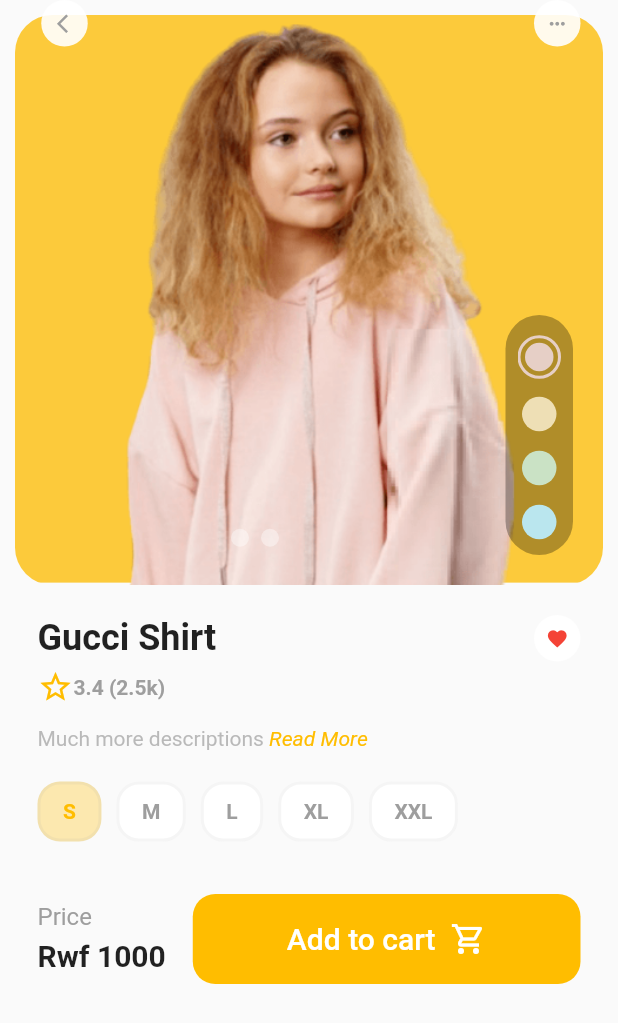
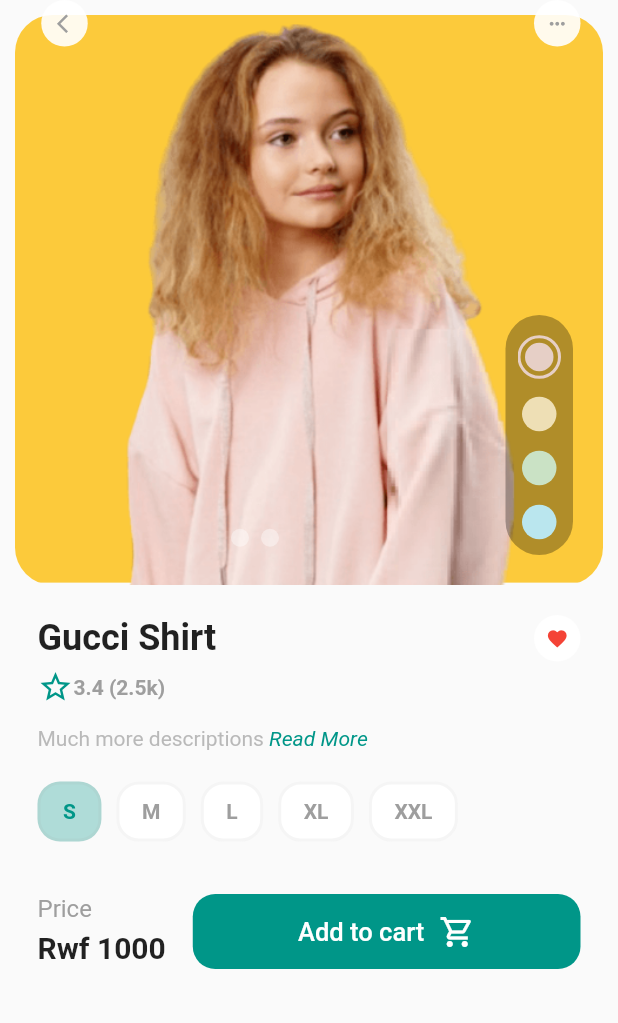
Before and after one commit to uyisaristide/jolivait_post_app, a Flutter app: the screen it shows after launch, after a tap on "Gucci Shirt", on a phone screen of 412 x 824 dp. Shown: the top 1023 px of the screen. Run offline on Flutter 3.47's test engine with Material 2 defaults, Android fonts, the phone set to English and light mode, and no system bars; drawn by our look-alikes of carousel_slider.

```diff
--- a/lib/Models/Products.dart
+++ b/lib/Models/Products.dart
@@ -3,6 +3,7 @@ class Products {
   String names;
   int price;
   int quantity;
+  String descriptions;
   List<String> details;
   String thumbnail;
 
@@ -11,45 +12,55 @@ class Products {
       required this.names,
       required this.price,
       required this.quantity,
+        required this.descriptions,
       required this.details,
       required this.thumbnail});
-  // factory Products.fromJson(Map<dynamic, dynamic> fromJson) => Products(
-  //     id: fromJson['id'],
-  //     names: fromJson['names'],
-  //     price: fromJson['price'],
-  //     quantity: fromJson['quantity'],
-  //     details: fromJson['details'],
-  //     thumbnail: fromJson['images']);
 
-  // Map<String, dynamic> toMap() {
-  //   return {
-  //     "id": id,
-  //     "names": names,
-  //     "price": price,
-  //     "quantity": quantity,
-  //     "details": details,
-  //     "thum": thumbnail,
-  //   };
-  // }
+  factory Products.fromJson(Map<dynamic, dynamic> fromJson) => Products(
+      id: fromJson['id'],
+      descriptions: fromJson['description'],
+      names: fromJson['names'],
+      price: fromJson['price'],
+      quantity: fromJson['quantity'],
+      details: fromJson['details'],
+      thumbnail: fromJson['images']
+  );
+
+  Map<String, dynamic> toMap() {
+    return {
+      "id": id,
+      "names": names,
+      "price": price,
+      "descriptions":descriptions,
+      "quantity": quantity,
+      "details": details,
+      "thum": thumbnail,
+    };
+  }
 
   static List<Products> generateItems() {
     return [
+
       Products(
           id: 1000,
           names: 'Gucci Shirt',
           price: 1000,
+          descriptions: "hardcoded strings",
           quantity: 240,
           details: ["assets/images/arrival1.png", "assets/images/best1.png"],
           thumbnail: "assets/images/arrival1.png"
       ),
+
       Products(
           id: 1100,
           names: 'T chirt, Polo',
           price: 12300,
+          descriptions: "Hardcoded strings",
           quantity: 53,
           details: ["assets/images/arrival2.png", "assets/images/detail2.png"],
           thumbnail: "assets/images/arrival2.png"
       ),
+
     ];
   }
 }
--- a/lib/NavScreens.dart
+++ b/lib/NavScreens.dart
@@ -10,18 +10,16 @@ class NavigationScreens extends StatefulWidget {
 
 class _NavigationScreensState extends State<NavigationScreens> {
   int currentIndex = 0;
-  final bottomList = ["home", "menu", "heart", "user"];
+  final bottomList = ["home", "menu", "user"];
   final screens = [
     const HomePage(),
     const MenuScreen(),
     const ProfileScreen(),
   ];
+
   @override
   Widget build(BuildContext context) {
     return Scaffold(
-      backgroundColor: Theme
-          .of(context)
-          .primaryColor,
       body: screens[currentIndex],
       bottomNavigationBar: BottomNavigationBar(
           currentIndex: currentIndex,
@@ -30,15 +28,15 @@ class _NavigationScreensState extends State<NavigationScreens> {
               currentIndex = index;
             });
           },
+          selectedItemColor: Theme.of(context).primaryColor,
           showUnselectedLabels: false,
           showSelectedLabels: false,
-        type:BottomNavigationBarType.fixed,
-        items: bottomList
-            .map((e) =>
-            BottomNavigationBarItem(
-                icon: Image.asset("assets/icons/$e.png", width: 25,), label: e))
-            .toList(),
-      ),
+          type: BottomNavigationBarType.fixed,
+          items: const [
+            BottomNavigationBarItem(icon: Icon(Icons.home), label: "Home"),
+            BottomNavigationBarItem(icon: Icon(Icons.menu), label: "Menu"),
+            BottomNavigationBarItem(icon: Icon(Icons.person), label: "Profile"),
+          ]),
     );
   }
 }
--- a/lib/Screens/Details/Widget/AddCart.dart
+++ b/lib/Screens/Details/Widget/AddCart.dart
@@ -32,7 +32,7 @@ class AddToCart extends StatelessWidget {
           ),
           Expanded(
             child: Container(
-              height: 60,
+              height: 50,
               child: ElevatedButton(
                   style: ElevatedButton.styleFrom(
                       shape: RoundedRectangleBorder(
@@ -47,7 +47,7 @@ class AddToCart extends StatelessWidget {
                       Text(
                         "Add to cart",
                         style: TextStyle(
-                          fontSize: 20.0,
+                          fontSize: 17.0,
                         ),
                       ),
                       SizedBox(width: 10.0,),
--- a/lib/Screens/Details/Widget/SizeList.dart
+++ b/lib/Screens/Details/Widget/SizeList.dart
@@ -7,7 +7,7 @@ class SizedList extends StatefulWidget {
 
 class _SizedListState extends State<SizedList> {
   final List<String> sizedList = ['S', 'M', 'L', 'XL', 'XXL'];
-  final int currentSelected = 0;
+  int currentSelected = 0;
 
   @override
   Widget build(BuildContext context) {
@@ -17,19 +17,23 @@ class _SizedListState extends State<SizedList> {
       child: ListView.separated(
           scrollDirection: Axis.horizontal,
           itemBuilder: (context, index) => GestureDetector(
-                onTap: () => setState(() {
-                  currentSelected == index;
-                }),
+                onTap: (){
+                  // print("Seleted $index");
+                  setState(() {
+                    currentSelected = index;
+                  });
+                },
                 child: Container(
                   padding:
                       const EdgeInsets.symmetric(horizontal: 15, vertical: 10),
                   decoration: BoxDecoration(
                       color: currentSelected == index
-                          ? Theme.of(context).primaryColor.withOpacity(0.3)
+                          ? Theme.of(context).accentColor.withOpacity(0.3)
                           : Colors.white,
                       borderRadius: BorderRadius.circular(15.0),
                       border: Border.all(
                           color: Colors.grey.withOpacity(0.1), width: 2)),
+                  child: Container(
                     child: Text(
                       sizedList[index],
                       style: TextStyle(
@@ -37,6 +41,7 @@ class _SizedListState extends State<SizedList> {
                               ? Theme.of(context).primaryColor
                               : Colors.grey,
                           fontWeight: FontWeight.bold),
+                    ),
                   ),
                 ),
 
--- a/lib/Screens/Home/Widgets/Search.dart
+++ b/lib/Screens/Home/Widgets/Search.dart
@@ -47,13 +47,13 @@ class SearchBar extends StatelessWidget {
         Row(
           children: suggestionsList
               .map((e) => Container(
-                    padding: const EdgeInsets.all(10.0),
+                    padding: const EdgeInsets.all(5.0),
                     margin: const EdgeInsets.only(top: 10.0, right: 10.0),
                     decoration: BoxDecoration(
                       borderRadius: BorderRadius.circular(10.0),
                       color: Theme.of(context).accentColor,
                     ),
-                    child: Text(e,style: const TextStyle(color: Colors.grey),),
+                    child: Text(e,style: const TextStyle(color: Colors.white),),
                   ))
               .toList(),
         ),
--- a/lib/main.dart
+++ b/lib/main.dart
@@ -27,8 +27,9 @@ class _ShoppingAppState extends State<ShoppingApp> {
       title: 'Shopping App',
       theme: ThemeData(
         backgroundColor: const Color(0xFFFFAFAFA),
-        primaryColor:const Color(0xFFFFBD00),
-        accentColor: const Color(0xFFFFEBC7),
+        // primaryColor:const Color(0xFFFFBD00),
+        primaryColor: Colors.teal,
+        accentColor: Colors.teal,
       ),
       home: NavigationScreens(),
     );
```
Also changed, not shown: lib/Screens/Favorite/Favorite.dart (added, +14 -0 lines), lib/Screens/Menu/MenuScreen.dart (+13 -2 lines), lib/Screens/Menu/Widgets/ItemCard.dart (added, +76 -0 lines), lib/Screens/Menu/Widgets/MenuItems.dart (added, +90 -0 lines), 2 other files. Lines whose indentation alone changed are shown as unchanged.
